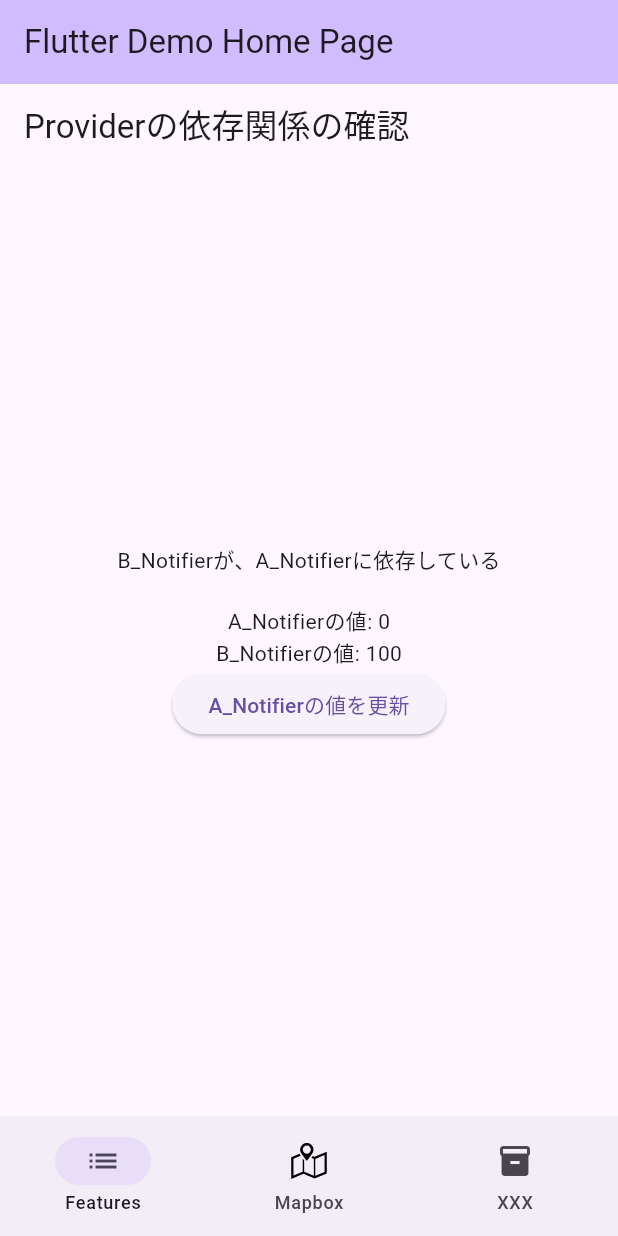
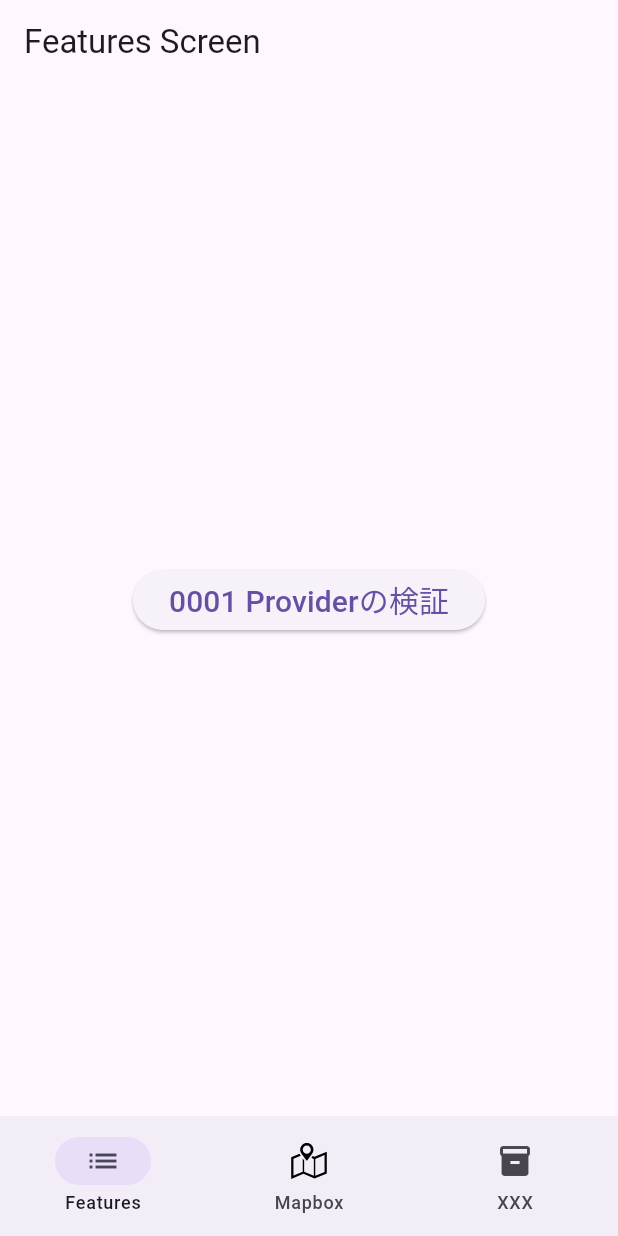
Before and after one commit to yassan16/flutter-try-feature-list, a Flutter app: the screen it shows after launch, on a phone screen of 412 x 824 dp. Run offline on Flutter 3.47's test engine with Material 3 defaults, Android fonts, the phone set to English and light mode, and no system bars; our stand-ins replace flutter_riverpod, flutter_svg, go_router, riverpod_annotation; missing offline and left inert: mapbox_maps_flutter; generated files the repository leaves out were written again.

Commit message:
ProviderVerificationScreen001への遷移を追加

```diff
--- a/lib/common/presentation/screens/base_screen.dart
+++ b/lib/common/presentation/screens/base_screen.dart
@@ -19,10 +19,6 @@ class _BaseScreenState extends ConsumerState<BaseScreen> {
     final navigationShell = widget.navigationShell;
 
     return Scaffold(
-      appBar: AppBar(
-        backgroundColor: Theme.of(context).colorScheme.inversePrimary,
-        title: Text('Flutter Demo Home Page'),
-      ),
       body: navigationShell,
       bottomNavigationBar: NavigationBar(
         selectedIndex: navigationShell.currentIndex,
--- /dev/null
+++ b/lib/features/features_screen.dart
@@ -0,0 +1,31 @@
+import 'package:flutter/material.dart';
+import 'package:go_router/go_router.dart';
+
+class FeaturesScreen extends StatefulWidget {
+  const FeaturesScreen({super.key});
+
+  @override
+  State<FeaturesScreen> createState() => _FeaturesScreenState();
+}
+
+class _FeaturesScreenState extends State<FeaturesScreen> {
+  @override
+  Widget build(BuildContext context) {
+    return Scaffold(
+      appBar: AppBar(title: const Text('Features Screen')),
+      body: Center(
+        child: ElevatedButton(
+          onPressed: () {
+            // ProviderVerificationScreen001へ遷移する処理
+            GoRouter.of(context).go('/features/providerVerificationScreen001');
+
+            ScaffoldMessenger.of(context).showSnackBar(
+              const SnackBar(content: Text('Features Screen Tapped')),
+            );
+          },
+          child: const Text('0001 Providerの検証', style: TextStyle(fontSize: 20)),
+        ),
+      ),
+    );
+  }
+}
--- a/lib/routing.dart
+++ b/lib/routing.dart
@@ -1,5 +1,6 @@
 import 'package:flutter/material.dart';
 import 'package:flutter_try_feature_list/common/presentation/screens/base_screen.dart';
+import 'package:flutter_try_feature_list/features/features_screen.dart';
 import 'package:flutter_try_feature_list/mapbox/presentation/mapbox_screen.dart';
 import 'package:flutter_try_feature_list/features/001_provider_verification/provider_verification_screen.dart';
 import 'package:flutter_try_feature_list/common/presentation/screens/screnn_c.dart';
@@ -16,6 +17,7 @@ final spareNavigatorKey = GlobalKey<NavigatorState>(debugLabel: 'spare');
 /// アプリのルーティングを管理するクラス
 class Routing {
   // ルーティングのパスを定義
+  static final String featuresScreenRouter = '/features';
   static final String providerVerificationScreen001Router =
       '/providerVerificationScreen001';
   static final String bScreenRouter = '/b';
@@ -23,7 +25,7 @@ class Routing {
 
   final router = GoRouter(
     navigatorKey: rootNavigatorKey,
-    initialLocation: providerVerificationScreen001Router,
+    initialLocation: featuresScreenRouter,
     routes: [
       StatefulShellRoute.indexedStack(
         parentNavigatorKey: rootNavigatorKey,
@@ -36,11 +38,17 @@ class Routing {
             navigatorKey: featuresNavigatorKey,
             routes: [
               GoRoute(
-                path: providerVerificationScreen001Router,
+                path: featuresScreenRouter,
                 pageBuilder:
-                    (context, state) => const NoTransitionPage(
-                      child: ProviderVerificationScreen001(),
-                    ),
+                    (context, state) =>
+                        const NoTransitionPage(child: FeaturesScreen()),
+                routes: [
+                  GoRoute(
+                    path: providerVerificationScreen001Router,
+                    builder:
+                        (context, state) => ProviderVerificationScreen001(),
+                  ),
+                ],
               ),
             ],
           ),
```
Also changed, not shown: 1 other file.
